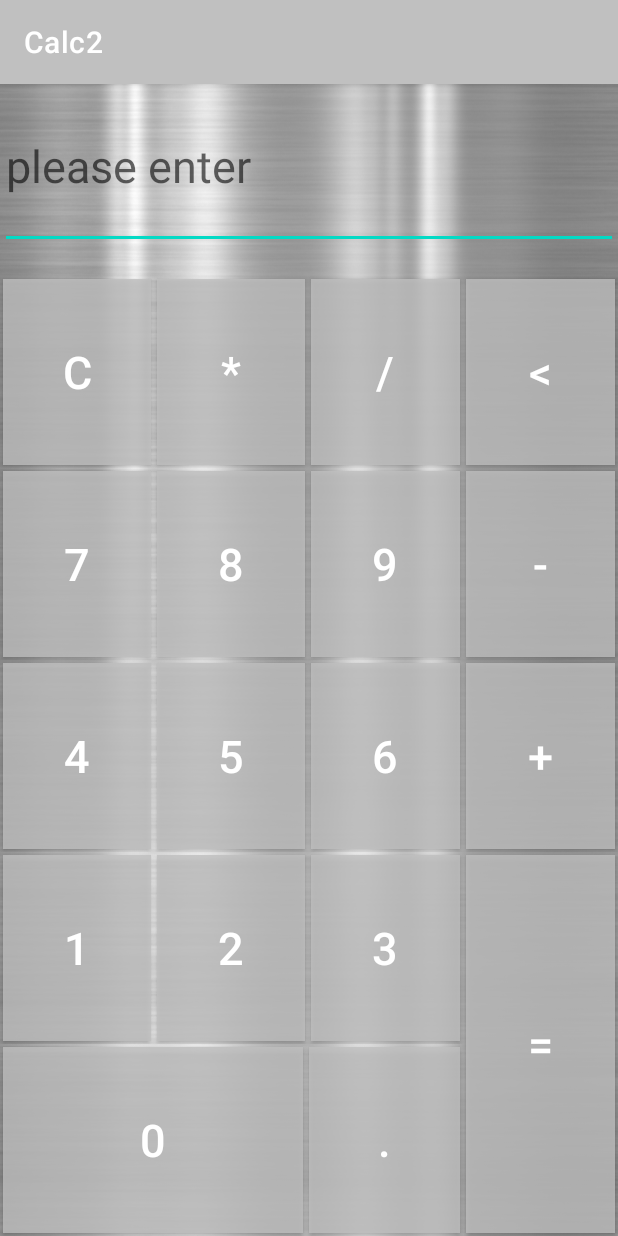
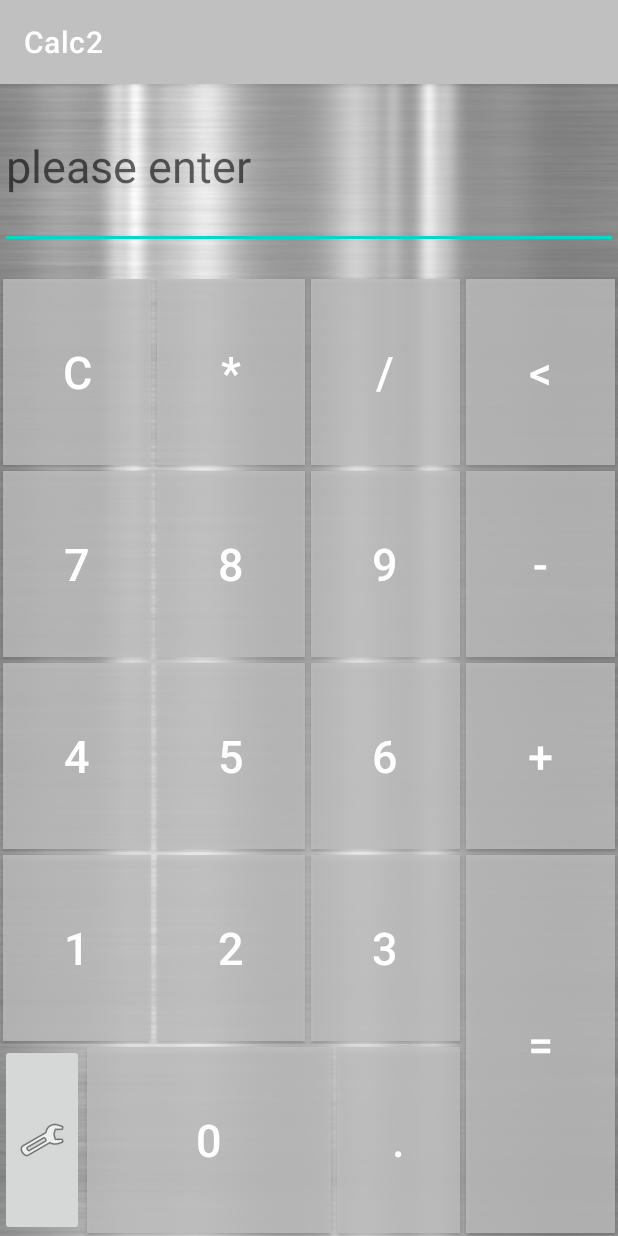
Before and after one commit to kosmowolf/Calc, an Android app: the screen it shows after launch (MainActivity), after a tap on an icon or button, on a phone screen of 412 x 824 dp. Run offline under Robolectric (Android 15) with nearby library versions, the phone set to English and light mode, and no system bars.

Commit message:
ДЗ к уроку 5. Интенты, активити

```diff
--- a/Calc2/app/src/main/java/com/example/calc2/MainActivity.java
+++ b/Calc2/app/src/main/java/com/example/calc2/MainActivity.java
@@ -2,12 +2,14 @@ package com.example.calc2;
 
 import androidx.appcompat.app.AppCompatActivity;
 
+import android.content.Intent;
 import android.os.Bundle;
 import android.text.TextUtils;
 import android.util.Log;
 import android.view.View;
 import android.widget.Button;
 import android.widget.EditText;
+import android.widget.ImageButton;
 
 public class MainActivity extends AppCompatActivity implements View.OnClickListener {
     // Создать объект Button
@@ -30,6 +32,7 @@ public class MainActivity extends AppCompatActivity implements View.OnClickListe
     Button button_point; // .
     Button button_equal; // =
     EditText my_result;
+    ImageButton settingsButton;
 
     // Признак, что поле редактирования текста очищено
     boolean is_clear;
@@ -59,6 +62,7 @@ public class MainActivity extends AppCompatActivity implements View.OnClickListe
         Button button_0 = (Button) findViewById(R.id.button_0);
         Button button_point = (Button) findViewById(R.id.button_point);
         Button button_equal = (Button) findViewById(R.id.button_equal);
+        ImageButton settingsButton = (ImageButton) findViewById(R.id.settingsButton);
         EditText my_result = (EditText) findViewById(R.id.editText);
         System.out.println(my_result.length());
 
@@ -82,20 +86,15 @@ public class MainActivity extends AppCompatActivity implements View.OnClickListe
         button_0.setOnClickListener(this);
         button_point.setOnClickListener(this);
         button_equal.setOnClickListener(this);
+        settingsButton.setOnClickListener(this);
     }
 
     @Override
     public void onClick(View v) {
 
-        // Проверяем поля на пустоту
-//        if (TextUtils.isEmpty(my_result.getText().toString())) {
-//            Log.d("homework_3", "  Пусто!!!! ");
-//            System.out.println("Пусто!!!!!");
-//            return;
-//        }
-        //String str = (String) my_result.getText().toString();
         String str = ((EditText)findViewById(R.id.editText)).getText().toString();
         EditText my_result = (EditText) findViewById(R.id.editText);
+        Intent intent;
         switch (v.getId()) {
             case R.id.button_0:
             case R.id.button_1:
@@ -153,6 +152,10 @@ public class MainActivity extends AppCompatActivity implements View.OnClickListe
             case R.id.button_equal:
                 Log.d("homework_3", "=");
                 getResult();
+                break;
+            case R.id.settingsButton:
+                intent = new Intent(MainActivity.this, SettingsActivity.class);
+                startActivity(intent);
                 break;
         }
 
--- a/Calc2/app/src/main/res/layout/activity_main.xml
+++ b/Calc2/app/src/main/res/layout/activity_main.xml
@@ -1,5 +1,7 @@
 <?xml version="1.0" encoding="utf-8"?>
-<androidx.appcompat.widget.LinearLayoutCompat xmlns:android="http://schemas.android.com/apk/res/android"
+<androidx.appcompat.widget.LinearLayoutCompat
+    xmlns:android="http://schemas.android.com/apk/res/android"
+    xmlns:app="http://schemas.android.com/apk/res-auto"
     xmlns:tools="http://schemas.android.com/tools"
     android:id="@+id/mc"
     android:layout_width="match_parent"
@@ -227,7 +229,11 @@
                     android:layout_height="match_parent"
                     android:layout_weight="1"
                     android:orientation="horizontal">
-
+                    <ImageButton
+                        android:id="@+id/settingsButton"
+                        android:layout_width="wrap_content"
+                        android:layout_height="match_parent"
+                        app:srcCompat="@android:drawable/ic_menu_manage" />
                     <com.google.android.material.button.MaterialButton
                         android:id="@+id/button_0"
                         android:layout_width="0dp"
--- a/Calc2/app/src/main/res/layout/settings_activity.xml
+++ b/Calc2/app/src/main/res/layout/settings_activity.xml
@@ -1,9 +1,15 @@
 <LinearLayout xmlns:android="http://schemas.android.com/apk/res/android"
     android:layout_width="match_parent"
     android:layout_height="match_parent">
+    <androidx.appcompat.widget.SwitchCompat
+        android:layout_width="match_parent"
+        android:layout_height="100dp"
+        android:text="Dark theme">
 
+    </androidx.appcompat.widget.SwitchCompat>
     <FrameLayout
         android:id="@+id/settings"
         android:layout_width="match_parent"
         android:layout_height="match_parent" />
+
 </LinearLayout>
```
Also changed, not shown: 1 other file.
